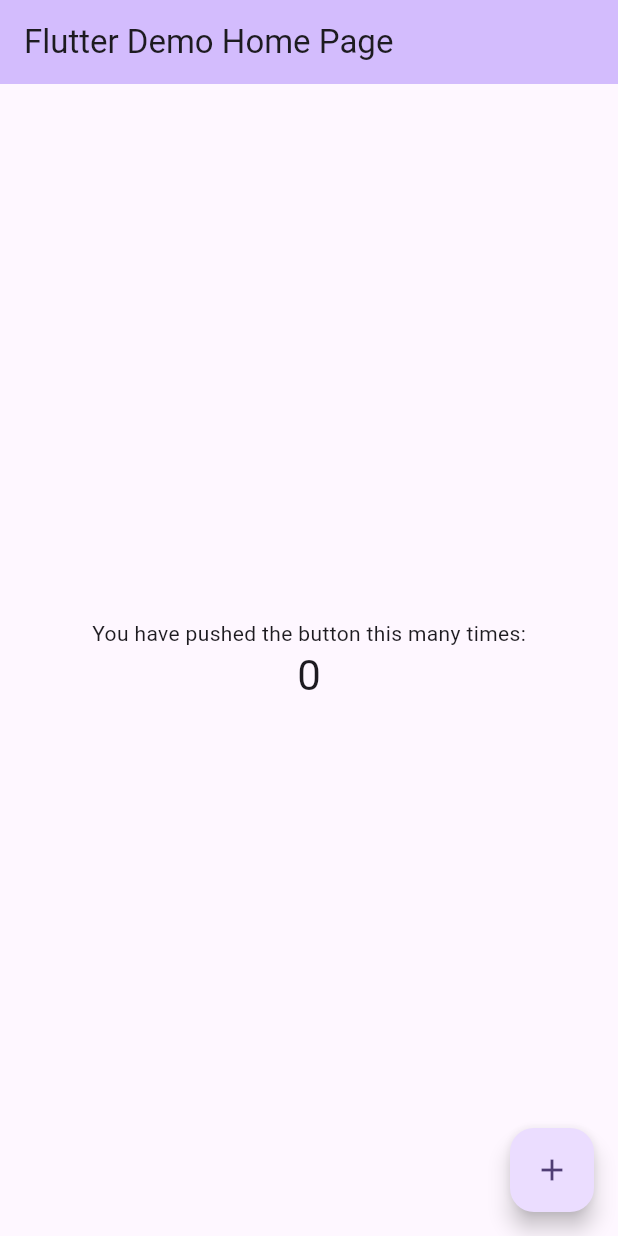
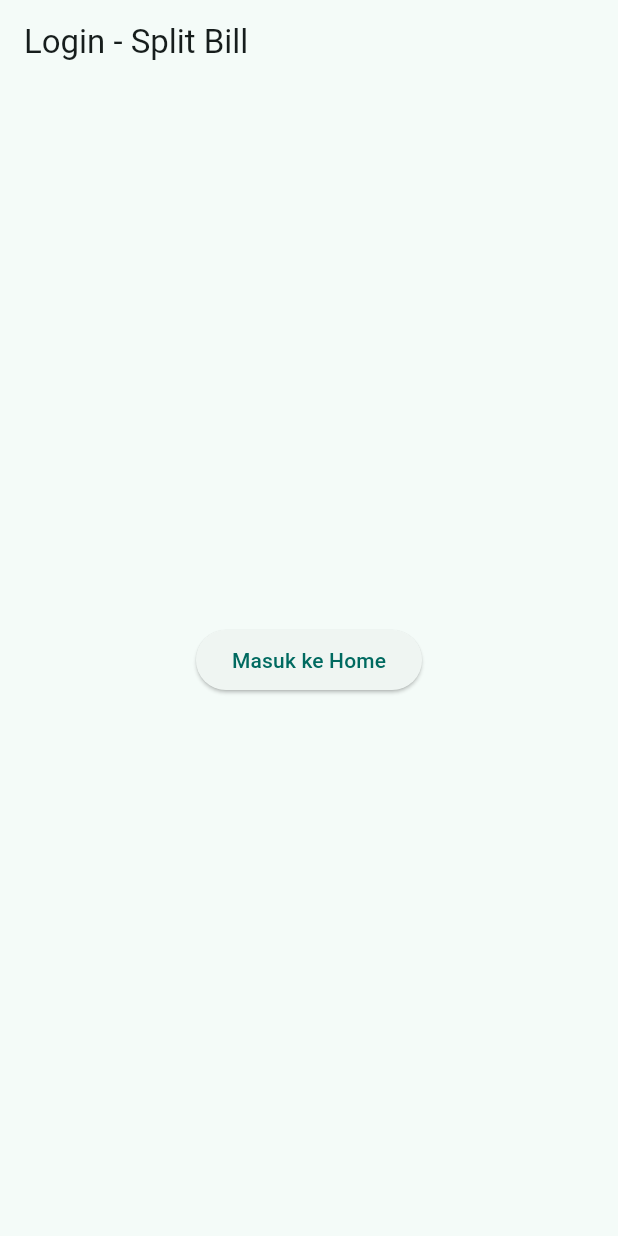
Before and after one commit to alquraini/Kelompok-7_Kelas-B_Pemrograman-Mobile, a Flutter app: the screen it shows after launch, on a phone screen of 412 x 824 dp. Run offline on Flutter 3.47's test engine with Material 3 defaults, Android fonts, the phone set to English and light mode, and no system bars.

Commit message:
feat(routing): setup named routes for 5 main screens (SB-07)

```diff
--- a/split_bill_app/lib/main.dart
+++ b/split_bill_app/lib/main.dart
@@ -1,122 +1,35 @@
 import 'package:flutter/material.dart';
+import 'providers/app_routes.dart';
+import 'screens/login_screen.dart';
+import 'screens/home_screen.dart';
+import 'screens/create_bill_screen.dart';
+import 'screens/bill_detail_screen.dart';
+import 'screens/profile_screen.dart';
 
 void main() {
-  runApp(const MyApp());
+  runApp(const SplitBillApp());
 }
 
-class MyApp extends StatelessWidget {
-  const MyApp({super.key});
+class SplitBillApp extends StatelessWidget {
+  const SplitBillApp({super.key});
 
-  // This widget is the root of your application.
   @override
   Widget build(BuildContext context) {
     return MaterialApp(
-      title: 'Flutter Demo',
+      debugShowCheckedModeBanner: false,
+      title: 'Split Bill App',
       theme: ThemeData(
-        // This is the theme of your application.
-        //
-        // TRY THIS: Try running your application with "flutter run". You'll see
-        // the application has a purple toolbar. Then, without quitting the app,
-        // try changing the seedColor in the colorScheme below to Colors.green
-        // and then invoke "hot reload" (save your changes or press the "hot
-        // reload" button in a Flutter-supported IDE, or press "r" if you used
-        // the command line to start the app).
-        //
-        // Notice that the counter didn't reset back to zero; the application
-        // state is not lost during the reload. To reset the state, use hot
-        // restart instead.
-        //
-        // This works for code too, not just values: Most code changes can be
-        // tested with just a hot reload.
-        colorScheme: ColorScheme.fromSeed(seedColor: Colors.deepPurple),
+        colorScheme: ColorScheme.fromSeed(seedColor: Colors.teal),
+        useMaterial3: true,
       ),
-      home: const MyHomePage(title: 'Flutter Demo Home Page'),
+      initialRoute: AppRoutes.login,
+      routes: {
+        AppRoutes.login: (context) => const LoginScreen(),
+        AppRoutes.home: (context) => const HomeScreen(),
+        AppRoutes.createBill: (context) => const CreateBillScreen(),
+        AppRoutes.billDetail: (context) => const BillDetailScreen(),
+        AppRoutes.profile: (context) => const ProfileScreen(),
+      },
     );
   }
 }
-
-class MyHomePage extends StatefulWidget {
-  const MyHomePage({super.key, required this.title});
-
-  // This widget is the home page of your application. It is stateful, meaning
-  // that it has a State object (defined below) that contains fields that affect
-  // how it looks.
-
-  // This class is the configuration for the state. It holds the values (in this
-  // case the title) provided by the parent (in this case the App widget) and
-  // used by the build method of the State. Fields in a Widget subclass are
-  // always marked "final".
-
-  final String title;
-
-  @override
-  State<MyHomePage> createState() => _MyHomePageState();
-}
-
-class _MyHomePageState extends State<MyHomePage> {
-  int _counter = 0;
-
-  void _incrementCounter() {
-    setState(() {
-      // This call to setState tells the Flutter framework that something has
-      // changed in this State, which causes it to rerun the build method below
-      // so that the display can reflect the updated values. If we changed
-      // _counter without calling setState(), then the build method would not be
-      // called again, and so nothing would appear to happen.
-      _counter++;
-    });
-  }
-
-  @override
-  Widget build(BuildContext context) {
-    // This method is rerun every time setState is called, for instance as done
-    // by the _incrementCounter method above.
-    //
-    // The Flutter framework has been optimized to make rerunning build methods
-    // fast, so that you can just rebuild anything that needs updating rather
-    // than having to individually change instances of widgets.
-    return Scaffold(
-      appBar: AppBar(
-        // TRY THIS: Try changing the color here to a specific color (to
-        // Colors.amber, perhaps?) and trigger a hot reload to see the AppBar
-        // change color while the other colors stay the same.
-        backgroundColor: Theme.of(context).colorScheme.inversePrimary,
-        // Here we take the value from the MyHomePage object that was created by
-        // the App.build method, and use it to set our appbar title.
-        title: Text(widget.title),
-      ),
-      body: Center(
-        // Center is a layout widget. It takes a single child and positions it
-        // in the middle of the parent.
-        child: Column(
-          // Column is also a layout widget. It takes a list of children and
-          // arranges them vertically. By default, it sizes itself to fit its
-          // children horizontally, and tries to be as tall as its parent.
-          //
-          // Column has various properties to control how it sizes itself and
-          // how it positions its children. Here we use mainAxisAlignment to
-          // center the children vertically; the main axis here is the vertical
-          // axis because Columns are vertical (the cross axis would be
-          // horizontal).
-          //
-          // TRY THIS: Invoke "debug painting" (choose the "Toggle Debug Paint"
-          // action in the IDE, or press "p" in the console), to see the
-          // wireframe for each widget.
-          mainAxisAlignment: MainAxisAlignment.center,
-          children: <Widget>[
-            const Text('You have pushed the button this many times:'),
-            Text(
-              '$_counter',
-              style: Theme.of(context).textTheme.headlineMedium,
-            ),
-          ],
-        ),
-      ),
-      floatingActionButton: FloatingActionButton(
-        onPressed: _incrementCounter,
-        tooltip: 'Increment',
-        child: const Icon(Icons.add),
-      ), // This trailing comma makes auto-formatting nicer for build methods.
-    );
-  }
-}
--- /dev/null
+++ b/split_bill_app/lib/providers/app_routes.dart
@@ -0,0 +1,7 @@
+class AppRoutes {
+  static const String login = '/';
+  static const String home = '/home';
+  static const String createBill = '/create-bill';
+  static const String billDetail = '/bill-detail';
+  static const String profile = '/profile';
+}
--- /dev/null
+++ b/split_bill_app/lib/screens/login_screen.dart
@@ -0,0 +1,19 @@
+import 'package:flutter/material.dart';
+import '../providers/app_routes.dart';
+
+class LoginScreen extends StatelessWidget {
+  const LoginScreen({super.key});
+
+  @override
+  Widget build(BuildContext context) {
+    return Scaffold(
+      appBar: AppBar(title: const Text('Login - Split Bill')),
+      body: Center(
+        child: ElevatedButton(
+          onPressed: () => Navigator.pushReplacementNamed(context, AppRoutes.home),
+          child: const Text('Masuk ke Home'),
+        ),
+      ),
+    );
+  }
+}
```
Also changed, not shown: split_bill_app/lib/screens/bill_detail_screen.dart (added, +18 -0 lines), split_bill_app/lib/screens/create_bill_screen.dart (added, +19 -0 lines), split_bill_app/lib/screens/home_screen.dart (added, +37 -0 lines), split_bill_app/lib/screens/profile_screen.dart (added, +23 -0 lines).
